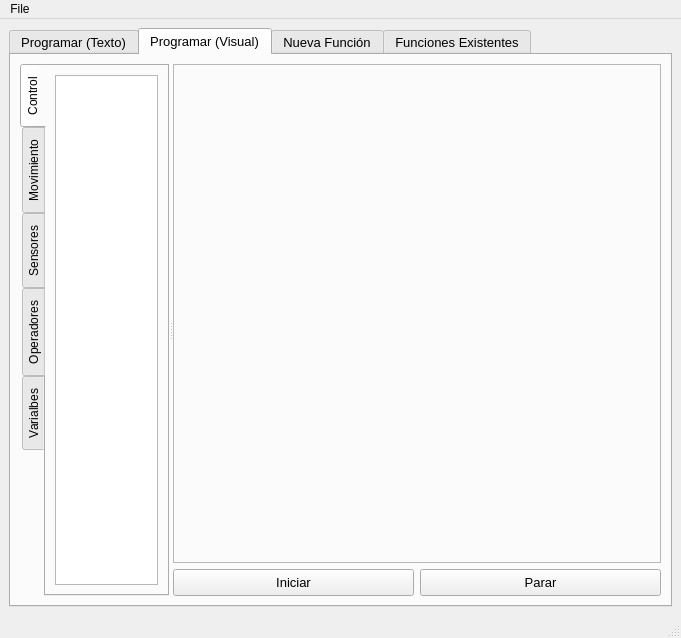
Above: learnbotCode/interface.ui from robocomp/LearnBlock before the change. Below: the same form after it.
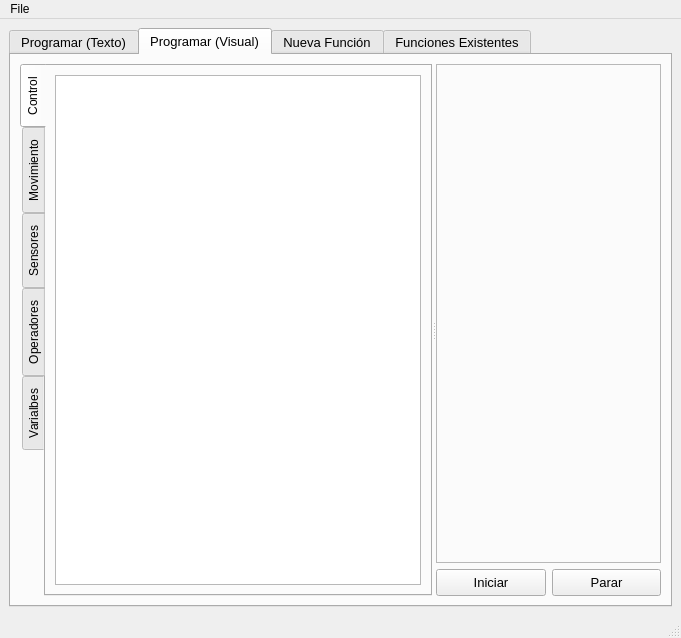
That is the form after the change.

The edit to the form file:
```diff
--- a/learnbotCode/interface.ui
+++ b/learnbotCode/interface.ui
@@ -134,7 +134,7 @@
           <widget class="QTabWidget" name="tabWidget_2">
            <property name="maximumSize">
             <size>
-             <width>149</width>
+             <width>500</width>
              <height>16777215</height>
             </size>
            </property>
```
